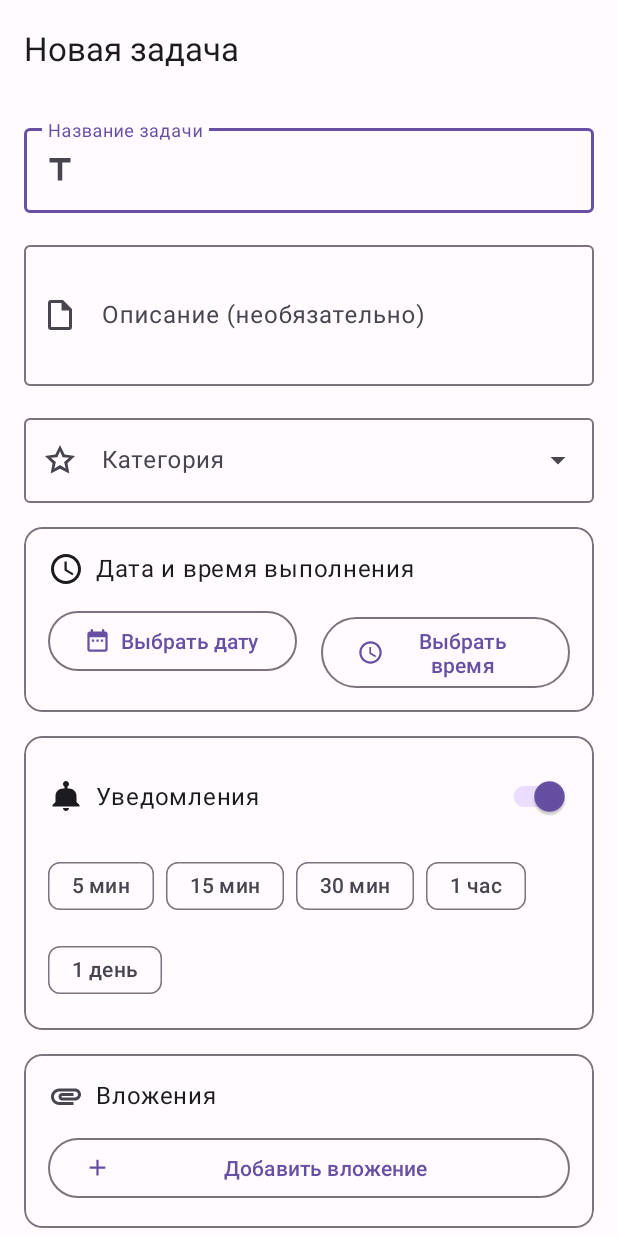
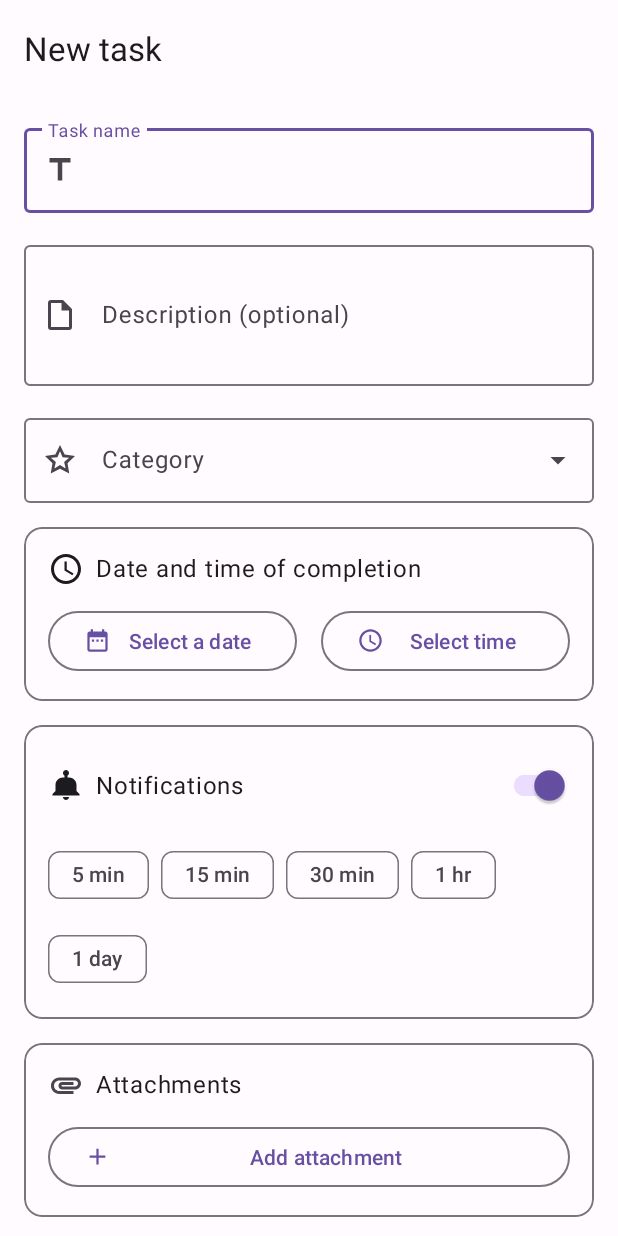
Before and after one commit to Andezion/ToDoApp, an Android app: the layout activity_add_edit_task.xml on its own in the app's theme, with its tools: preview values and no code run, on a phone screen of 412 x 824 dp. Run offline under Robolectric (Android 15) with nearby library versions, the phone set to English and light mode, and no system bars.

Commit message:
traslated some stuff

```diff
--- a/app/src/main/java/com/example/todo/data/database/entities/Task.java
+++ b/app/src/main/java/com/example/todo/data/database/entities/Task.java
@@ -26,7 +26,7 @@ public class Task
         this.notificationEnabled = true;
         this.hasAttachments = false;
         this.notificationMinutesBefore = 15;
-        this.category = "Общие";
+        this.category = "General";
     }
 
     public int getId()
--- a/app/src/main/java/com/example/todo/receivers/TaskNotificationReceiver.java
+++ b/app/src/main/java/com/example/todo/receivers/TaskNotificationReceiver.java
@@ -104,7 +104,7 @@ public class TaskNotificationReceiver extends BroadcastReceiver {
 
                 Handler mainHandler = new Handler(Looper.getMainLooper());
                 mainHandler.post(() -> {
-                    Toast.makeText(context, "Задача \"" + task.getTitle() + "\" выполнена!",
+                    Toast.makeText(context, "Task \"" + task.getTitle() + "\" completed!",
                             Toast.LENGTH_SHORT).show();
                 });
             }
@@ -128,7 +128,7 @@ public class TaskNotificationReceiver extends BroadcastReceiver {
 
                 Handler mainHandler = new Handler(Looper.getMainLooper());
                 mainHandler.post(() -> {
-                    Toast.makeText(context, "Задача отложена на 15 минут",
+                    Toast.makeText(context, "Task postponed for 15 minutes",
                             Toast.LENGTH_SHORT).show();
                 });
             }
--- a/app/src/main/java/com/example/todo/viewmodel/SettingsViewModel.java
+++ b/app/src/main/java/com/example/todo/viewmodel/SettingsViewModel.java
@@ -21,7 +21,7 @@ public class SettingsViewModel extends AndroidViewModel {
     public static final String PREF_SORT_ORDER = "sort_order";
 
     public static final int DEFAULT_NOTIFICATION_TIME = 15;
-    public static final String DEFAULT_CATEGORY = "Общие";
+    public static final String DEFAULT_CATEGORY = "General";
     public static final String DEFAULT_THEME = "system";
     public static final String DEFAULT_SORT_ORDER = "due_time";
 
--- a/app/src/main/res/layout/activity_add_edit_task.xml
+++ b/app/src/main/res/layout/activity_add_edit_task.xml
@@ -15,7 +15,7 @@
             android:id="@+id/toolbar"
             android:layout_width="match_parent"
             android:layout_height="?attr/actionBarSize"
-            app:title="Новая задача" />
+            app:title="New task" />
 
     </com.google.android.material.appbar.AppBarLayout>
 
@@ -36,7 +36,7 @@
                 android:layout_width="match_parent"
                 android:layout_height="wrap_content"
                 android:layout_marginBottom="16dp"
-                android:hint="Название задачи"
+                android:hint="@string/task_name"
                 app:startIconDrawable="@drawable/ic_title">
 
                 <com.google.android.material.textfield.TextInputEditText
@@ -54,7 +54,7 @@
                 android:layout_width="match_parent"
                 android:layout_height="wrap_content"
                 android:layout_marginBottom="16dp"
-                android:hint="Описание (необязательно)"
+                android:hint="@string/description_optional"
                 app:startIconDrawable="@drawable/ic_description">
 
                 <com.google.android.material.textfield.TextInputEditText
@@ -73,7 +73,7 @@
                 android:layout_width="match_parent"
                 android:layout_height="wrap_content"
                 android:layout_marginBottom="16dp"
-                android:hint="Категория"
+                android:hint="@string/category"
                 app:startIconDrawable="@drawable/ic_category">
 
                 <AutoCompleteTextView
@@ -104,7 +104,7 @@
                         android:layout_height="wrap_content"
                         android:layout_marginBottom="12dp"
                         android:drawablePadding="8dp"
-                        android:text="Дата и время выполнения"
+                        android:text="@string/date_and_time_of_completion"
                         android:textAppearance="?attr/textAppearanceBodyLarge"
                         android:textColor="?attr/colorOnSurface"
                         app:drawableStartCompat="@drawable/ic_schedule" />
@@ -121,7 +121,7 @@
                             android:layout_height="wrap_content"
                             android:layout_marginEnd="8dp"
                             android:layout_weight="1"
-                            android:text="Выбрать дату"
+                            android:text="@string/select_a_date"
                             app:icon="@drawable/ic_calendar" />
 
                         <com.google.android.material.button.MaterialButton
@@ -131,7 +131,7 @@
                             android:layout_height="wrap_content"
                             android:layout_marginStart="8dp"
                             android:layout_weight="1"
-                            android:text="Выбрать время"
+                            android:text="@string/select_time"
                             app:icon="@drawable/ic_time" />
 
                     </LinearLayout>
@@ -172,7 +172,7 @@
                             android:layout_width="0dp"
                             android:layout_height="wrap_content"
                             android:layout_weight="1"
-                            android:text="Уведомления"
+                            android:text="@string/notifications"
                             android:textAppearance="?attr/textAppearanceBodyLarge"
                             android:textColor="?attr/colorOnSurface" />
 
@@ -196,35 +196,35 @@
                             style="@style/Widget.Material3.Chip.Filter"
                             android:layout_width="wrap_content"
                             android:layout_height="wrap_content"
-                            android:text="5 мин" />
+                            android:text="@string/_5_min" />
 
                         <com.google.android.material.chip.Chip
                             android:id="@+id/chip15min"
                             style="@style/Widget.Material3.Chip.Filter"
                             android:layout_width="wrap_content"
                             android:layout_height="wrap_content"
-                            android:text="15 мин" />
+                            android:text="@string/_15_min" />
 
                         <com.google.android.material.chip.Chip
                             android:id="@+id/chip30min"
                             style="@style/Widget.Material3.Chip.Filter"
                             android:layout_width="wrap_content"
                             android:layout_height="wrap_content"
-                            android:text="30 мин" />
+                            android:text="@string/_30_min" />
 
                         <com.google.android.material.chip.Chip
                             android:id="@+id/chip1hour"
                             style="@style/Widget.Material3.Chip.Filter"
                             android:layout_width="wrap_content"
                             android:layout_height="wrap_content"
-                            android:text="1 час" />
+                            android:text="@string/_1_hr" />
 
                         <com.google.android.material.chip.Chip
                             android:id="@+id/chip1day"
                             style="@style/Widget.Material3.Chip.Filter"
                             android:layout_width="wrap_content"
                             android:layout_height="wrap_content"
-                            android:text="1 день" />
+                            android:text="@string/_1_day" />
 
                     </com.google.android.material.chip.ChipGroup>
 
@@ -252,7 +252,7 @@
                         android:layout_height="wrap_content"
                         android:layout_marginBottom="12dp"
                         android:drawablePadding="8dp"
-                        android:text="Вложения"
+                        android:text="@string/attachments"
                         android:textAppearance="?attr/textAppearanceBodyLarge"
                         android:textColor="?attr/colorOnSurface"
                         app:drawableStartCompat="@drawable/ic_attachment" />
@@ -262,7 +262,7 @@
                         style="@style/Widget.Material3.Button.OutlinedButton"
                         android:layout_width="match_parent"
                         android:layout_height="wrap_content"
-                        android:text="Добавить вложение"
+                        android:text="@string/add_attachment"
                         app:icon="@drawable/ic_add" />
 
                     <LinearLayout
--- a/app/src/main/res/layout/activity_settings.xml
+++ b/app/src/main/res/layout/activity_settings.xml
@@ -15,7 +15,7 @@
             android:id="@+id/toolbar"
             android:layout_width="match_parent"
             android:layout_height="?attr/actionBarSize"
-            app:title="Настройки" />
+            app:title="Settings" />
 
     </com.google.android.material.appbar.AppBarLayout>
 
--- a/app/src/main/res/layout/item_task.xml
+++ b/app/src/main/res/layout/item_task.xml
@@ -97,7 +97,7 @@
                 android:textAppearance="?attr/textAppearanceBodyMedium"
                 android:textColor="?attr/colorOnSurfaceVariant"
                 android:visibility="gone"
-                tools:text="Описание задачи может быть достаточно длинным"
+                tools:text="The task description may be quite long"
                 tools:visibility="visible" />
 
 
@@ -119,7 +119,7 @@
                     android:textColor="?attr/colorOnSurfaceVariant"
                     app:drawableStartCompat="@drawable/ic_calendar"
                     app:drawableTint="?attr/colorOnSurfaceVariant"
-                    tools:text="Сегодня, 15:30" />
+                    tools:text="Today, 15:30" />
 
                 <com.google.android.material.chip.Chip
                     android:id="@+id/tvCategory"
@@ -128,7 +128,7 @@
                     android:layout_height="wrap_content"
                     android:layout_marginStart="8dp"
                     android:textAppearance="?attr/textAppearanceBodySmall"
-                    tools:text="Работа" />
+                    tools:text="Work" />
 
             </LinearLayout>
 
--- a/app/src/main/res/menu/menu_add_edit_task.xml
+++ b/app/src/main/res/menu/menu_add_edit_task.xml
@@ -5,13 +5,13 @@
     <item
         android:id="@+id/action_save"
         android:icon="@drawable/ic_save"
-        android:title="Сохранить"
+        android:title="@string/save"
         app:showAsAction="ifRoom" />
 
     <item
         android:id="@+id/action_delete"
         android:icon="@drawable/ic_delete"
-        android:title="Удалить"
+        android:title="@string/delete"
         app:showAsAction="never" />
 
 </menu>
--- /dev/null
+++ b/app/src/main/res/values-night/strings.xml
@@ -0,0 +1,27 @@
+<?xml version="1.0" encoding="utf-8"?>
+<resources>
+    <string name="task_name">Task name</string>
+    <string name="description_optional">Description (optional)</string>
+    <string name="category">Category</string>
+    <string name="select_a_date">Select a date</string>
+    <string name="select_time">Select time</string>
+    <string name="date_and_time_of_completion">Date and time of completion</string>
+    <string name="notifications">Notifications</string>
+    <string name="_5_min">5 min</string>
+    <string name="_15_min">15 min</string>
+    <string name="_30_min">30 min</string>
+    <string name="_1_hr">1 hr</string>
+    <string name="_1_day">1 day</string>
+    <string name="attachments">Attachments</string>
+    <string name="add_attachment">Add attachment</string>
+    <string name="save">Save</string>
+    <string name="delete">Delete</string>
+    <string name="search">Search</string>
+    <string name="filter">Filter</string>
+    <string name="sorting">Sorting</string>
+    <string name="settings">Settings</string>
+    <string name="statistics">Statistics</string>
+    <string name="add_a_task">Add a task</string>
+    <string name="click_the_button_to_create_your_first_task">Click the + button to create your first task</string>
+    <string name="no_tasks">No tasks</string>
+</resources>
--- a/app/src/main/res/values/strings.xml
+++ b/app/src/main/res/values/strings.xml
@@ -106,5 +106,29 @@
     <string name="cd_task_has_notification">Уведомления включены</string>
     <string name="cd_high_priority">Высокий приоритет</string>
     <string name="cd_medium_priority">Средний приоритет</string>
+    <string name="task_name">Task name</string>
+    <string name="description_optional">Description (optional)</string>
+    <string name="category">Category</string>
+    <string name="select_a_date">Select a date</string>
+    <string name="select_time">Select time</string>
+    <string name="date_and_time_of_completion">Date and time of completion</string>
+    <string name="notifications">Notifications</string>
+    <string name="_5_min">5 min</string>
+    <string name="_15_min">15 min</string>
+    <string name="_30_min">30 min</string>
+    <string name="_1_hr">1 hr</string>
+    <string name="_1_day">1 day</string>
+    <string name="attachments">Attachments</string>
+    <string name="add_attachment">Add attachment</string>
+    <string name="save">Save</string>
+    <string name="delete">Delete</string>
+    <string name="search">Search</string>
+    <string name="filter">Filter</string>
+    <string name="sorting">Sorting</string>
+    <string name="settings">Settings</string>
+    <string name="statistics">Statistics</string>
+    <string name="add_a_task">Add a task</string>
+    <string name="click_the_button_to_create_your_first_task">Click the + button to create your first task</string>
+    <string name="no_tasks">No tasks</string>
 
 </resources>
```
Also changed, not shown: app/src/main/java/com/example/todo/ui/main/MainActivity.java (+27 -27 lines), app/src/main/java/com/example/todo/ui/main/TaskAdapter.java (+6 -6 lines), app/src/main/java/com/example/todo/ui/settings/SettingsActivity.java (+24 -24 lines), app/src/main/java/com/example/todo/ui/task/AddEditTaskActivity.java (+21 -21 lines), app/src/main/java/com/example/todo/utils/DateUtils.java (+8 -8 lines), app/src/main/java/com/example/todo/utils/NotificationHelper.java (+9 -12 lines), app/src/main/res/layout/activity_main.xml (+4 -4 lines), app/src/main/res/menu/menu_main.xml (+5 -5 lines), app/src/main/res/xml/preferences.xml (+23 -23 lines).
